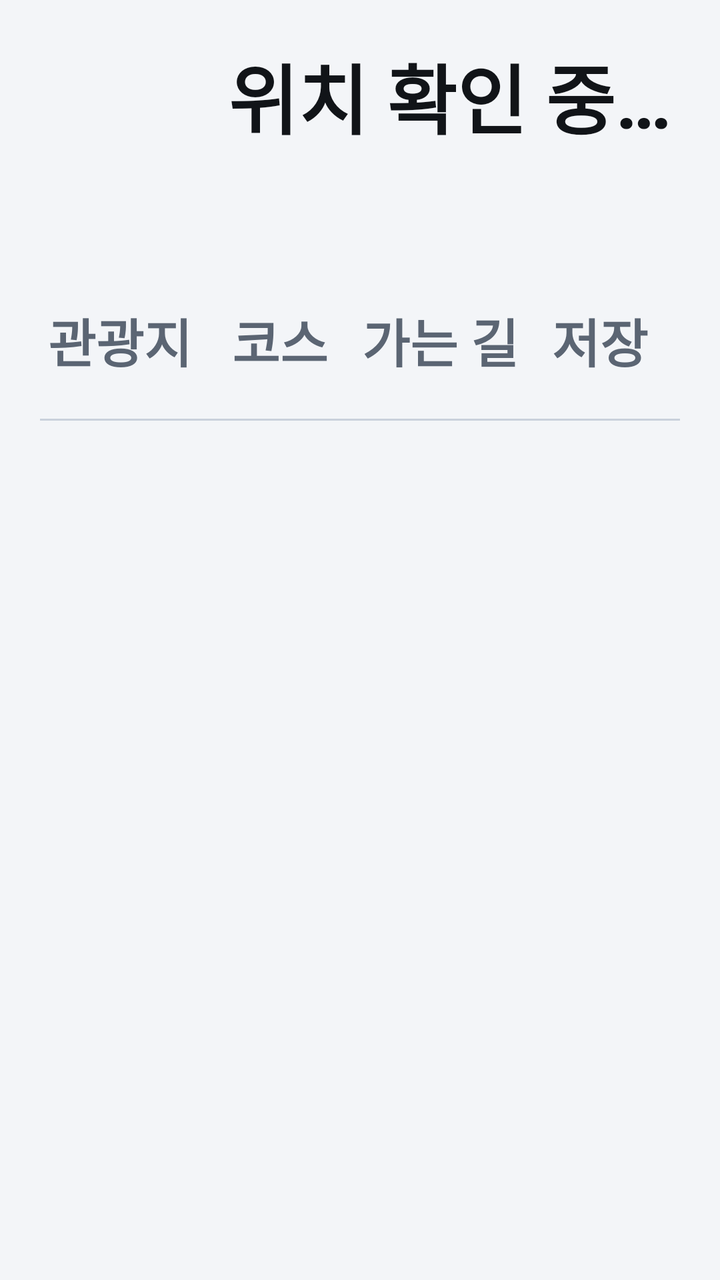
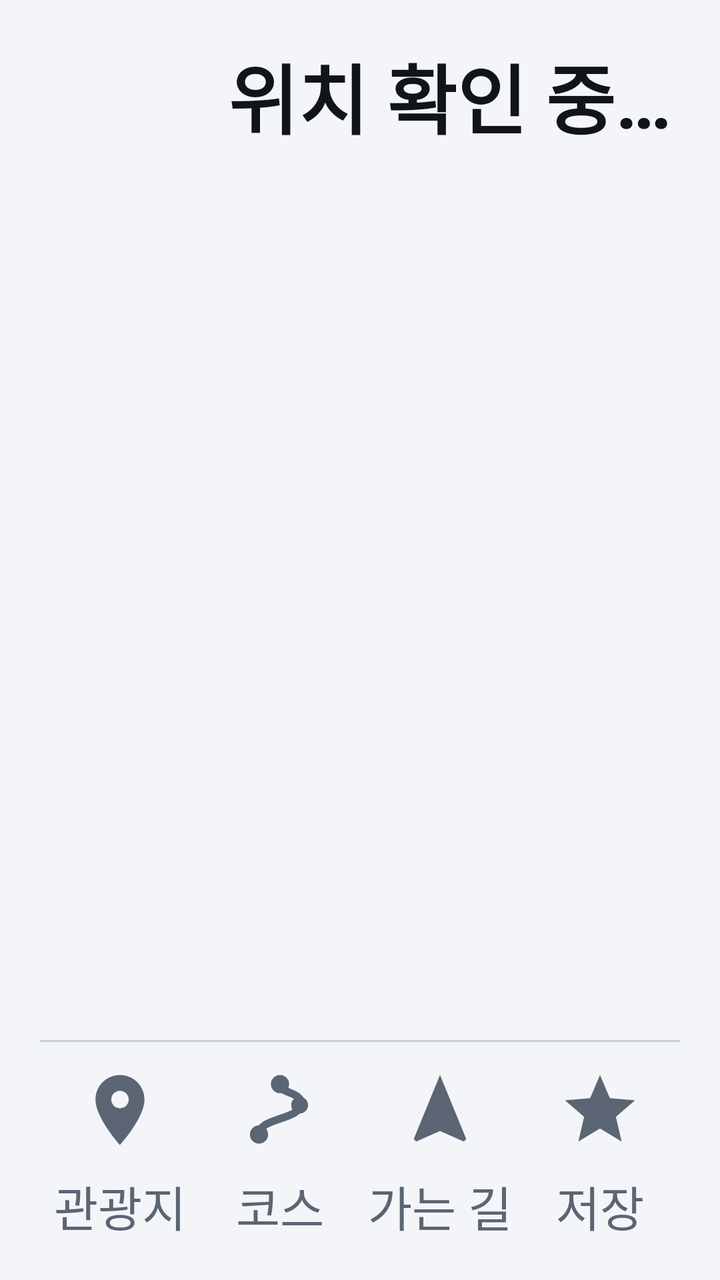

Two renders of the same Android screen: before a commit and after it. Below are the layout's source before the change and the commit's diff.
<!-- AndroidManifest.xml: application theme AppTheme -->
<!-- res/layout/activity_main.xml -->
<?xml version="1.0" encoding="utf-8"?>
<LinearLayout xmlns:android="http://schemas.android.com/apk/res/android"
    android:layout_width="match_parent"
    android:layout_height="match_parent"
    android:background="@color/bg"
    android:orientation="vertical"
    android:padding="20dp">

    
    <LinearLayout
        android:layout_width="match_parent"
        android:layout_height="wrap_content"
        android:gravity="center_vertical"
        android:orientation="horizontal">

        <ImageView
            android:layout_width="76dp"
            android:layout_height="76dp"
            android:layout_marginEnd="18dp"
            android:importantForAccessibility="no"
            android:src="@mipmap/ic_launcher" />

        <LinearLayout
            android:layout_width="0dp"
            android:layout_height="wrap_content"
            android:layout_weight="1"
            android:orientation="vertical">

            <TextView
                android:id="@+id/regionText"
                android:layout_width="wrap_content"
                android:layout_height="wrap_content"
                android:text="위치 확인 중…"
                android:textColor="@color/text_primary"
                android:textSize="38sp"
                android:textStyle="bold" />

            <TextView
                android:id="@+id/statusText"
                android:layout_width="wrap_content"
                android:layout_height="wrap_content"
                android:layout_marginTop="4dp"
                android:maxLines="1"
                android:ellipsize="end"
                android:textColor="@color/text_secondary"
                android:textSize="26sp" />
        </LinearLayout>
    </LinearLayout>

    <LinearLayout
        android:layout_width="match_parent"
        android:layout_height="wrap_content"
        android:layout_marginTop="16dp"
        android:background="@drawable/tab_group_bg"
        android:orientation="horizontal">

        <Button
            android:id="@+id/tabAttractions"
            style="?android:attr/borderlessButtonStyle"
            android:background="@drawable/tab_bg"
            android:stateListAnimator="@null"
            android:textAllCaps="false"
            android:textColor="@color/tab_text"
            android:textStyle="bold"
            android:layout_width="0dp"
            android:layout_height="80dp"
            android:layout_weight="1"
            android:text="관광지"
            android:textSize="26sp" />

        <Button
            android:id="@+id/tabCourses"
            style="?android:attr/borderlessButtonStyle"
            android:background="@drawable/tab_bg"
            android:stateListAnimator="@null"
            android:textAllCaps="false"
            android:textColor="@color/tab_text"
            android:textStyle="bold"
            android:layout_width="0dp"
            android:layout_height="80dp"
            android:layout_weight="1"
            android:text="코스"
            android:textSize="26sp" />

        <Button
            android:id="@+id/tabUpcoming"
            style="?android:attr/borderlessButtonStyle"
            android:background="@drawable/tab_bg"
            android:stateListAnimator="@null"
            android:textAllCaps="false"
            android:textColor="@color/tab_text"
            android:textStyle="bold"
            android:layout_width="0dp"
            android:layout_height="80dp"
            android:layout_weight="1"
            android:text="가는 길"
            android:textSize="26sp" />

        <Button
            android:id="@+id/tabSaved"
            style="?android:attr/borderlessButtonStyle"
            android:background="@drawable/tab_bg"
            android:stateListAnimator="@null"
            android:textAllCaps="false"
            android:textColor="@color/tab_text"
            android:textStyle="bold"
            android:layout_width="0dp"
            android:layout_height="80dp"
            android:layout_weight="1"
            android:text="저장"
            android:textSize="26sp" />
    </LinearLayout>

    <ScrollView
        android:layout_width="match_parent"
        android:layout_height="0dp"
        android:layout_marginTop="12dp"
        android:layout_weight="1">

        <LinearLayout
            android:id="@+id/listContainer"
            android:layout_width="match_parent"
            android:layout_height="wrap_content"
            android:orientation="vertical" />
    </ScrollView>
</LinearLayout>
<!-- resources referenced by this layout -->
<resources>
  <color name="bg">#F3F5F8</color>
  <color name="text_primary">#111418</color>
  <color name="text_secondary">#5B6573</color>
  <!-- drawable tab_bg (drawable) -->
  <?xml version="1.0" encoding="utf-8"?>
  <selector xmlns:android="http://schemas.android.com/apk/res/android">
      <item android:state_selected="true">
          <layer-list>
              <item
                  android:height="4dp"
                  android:gravity="bottom">
                  <shape>
                      <solid android:color="@color/text_primary" />
                      <corners android:radius="2dp" />
                  </shape>
              </item>
          </layer-list>
      </item>
      <item android:state_pressed="true">
          <shape>
              <solid android:color="@color/pressed" />
          </shape>
      </item>
      <item android:drawable="@android:color/transparent" />
  </selector>
  <!-- drawable tab_group_bg (drawable) -->
  <?xml version="1.0" encoding="utf-8"?>
  <layer-list xmlns:android="http://schemas.android.com/apk/res/android">
      <item
          android:height="1dp"
          android:gravity="bottom">
          <shape>
              <solid android:color="@color/outline" />
          </shape>
      </item>
  </layer-list>
  <!-- mipmap ic_launcher (mipmap-anydpi-v26) -->
  <?xml version="1.0" encoding="utf-8"?>
  <adaptive-icon xmlns:android="http://schemas.android.com/apk/res/android">
      <background android:drawable="@drawable/ic_launcher_background" />
      <foreground android:drawable="@drawable/ic_launcher_foreground" />
  </adaptive-icon>
  <style name="AppTheme" parent="@android:style/Theme.DeviceDefault.DayNight">
          <item name="android:windowActionBar">false</item>
          <item name="android:windowNoTitle">true</item>
          <item name="android:windowBackground">@color/bg</item>
          <item name="android:colorAccent">@color/accent</item>
      </style>
  <color name="pressed">#E3E8EE</color>
  <color name="outline">#C9D1DB</color>
  <color name="accent">#5BA8F5</color>
  <!-- unchanged entries left out for length: 2 -->
</resources>

<!-- the commit's change to res/layout/activity_main.xml (unified diff, before → after) -->
@@ -4,7 +4,8 @@
     android:layout_height="match_parent"
     android:background="@color/bg"
     android:orientation="vertical"
-    android:padding="20dp">
+    android:paddingHorizontal="20dp"
+    android:paddingTop="20dp">
 
     
     <LinearLayout
@@ -47,69 +48,6 @@
         </LinearLayout>
     </LinearLayout>
 
-    <LinearLayout
-        android:layout_width="match_parent"
-        android:layout_height="wrap_content"
-        android:layout_marginTop="16dp"
-        android:background="@drawable/tab_group_bg"
-        android:orientation="horizontal">
-
-        <Button
-            android:id="@+id/tabAttractions"
-            style="?android:attr/borderlessButtonStyle"
-            android:background="@drawable/tab_bg"
-            android:stateListAnimator="@null"
-            android:textAllCaps="false"
-            android:textColor="@color/tab_text"
-            android:textStyle="bold"
-            android:layout_width="0dp"
-            android:layout_height="80dp"
-            android:layout_weight="1"
-            android:text="관광지"
-            android:textSize="26sp" />
-
-        <Button
-            android:id="@+id/tabCourses"
-            style="?android:attr/borderlessButtonStyle"
-            android:background="@drawable/tab_bg"
-            android:stateListAnimator="@null"
-            android:textAllCaps="false"
-            android:textColor="@color/tab_text"
-            android:textStyle="bold"
-            android:layout_width="0dp"
-            android:layout_height="80dp"
-            android:layout_weight="1"
-            android:text="코스"
-            android:textSize="26sp" />
-
-        <Button
-            android:id="@+id/tabUpcoming"
-            style="?android:attr/borderlessButtonStyle"
-            android:background="@drawable/tab_bg"
-            android:stateListAnimator="@null"
-            android:textAllCaps="false"
-            android:textColor="@color/tab_text"
-            android:textStyle="bold"
-            android:layout_width="0dp"
-            android:layout_height="80dp"
-            android:layout_weight="1"
-            android:text="가는 길"
-            android:textSize="26sp" />
-
-        <Button
-            android:id="@+id/tabSaved"
-            style="?android:attr/borderlessButtonStyle"
-            android:background="@drawable/tab_bg"
-            android:stateListAnimator="@null"
-            android:textAllCaps="false"
-            android:textColor="@color/tab_text"
-            android:textStyle="bold"
-            android:layout_width="0dp"
-            android:layout_height="80dp"
-            android:layout_weight="1"
-            android:text="저장"
-            android:textSize="26sp" />
-    </LinearLayout>
 
     <ScrollView
         android:layout_width="match_parent"
@@ -123,4 +61,89 @@
             android:layout_height="wrap_content"
             android:orientation="vertical" />
     </ScrollView>
+    
+    <LinearLayout
+        android:id="@+id/tabBar"
+        android:layout_width="match_parent"
+        android:layout_height="120dp"
+        android:layout_marginTop="8dp"
+        android:background="@drawable/bottom_tab_bar_bg"
+        android:orientation="horizontal">
+
+        <Button
+            android:id="@+id/tabAttractions"
+            style="?android:attr/borderlessButtonStyle"
+            android:layout_width="0dp"
+            android:layout_height="match_parent"
+            android:layout_weight="1"
+            android:layout_marginVertical="6dp"
+            android:background="@drawable/bottom_tab_bg"
+            android:drawableTop="@drawable/tab_ic_place"
+            android:drawablePadding="4dp"
+            android:drawableTint="@color/tab_text"
+            android:gravity="center"
+            android:paddingVertical="8dp"
+            android:stateListAnimator="@null"
+            android:text="관광지"
+            android:textAllCaps="false"
+            android:textColor="@color/tab_text"
+            android:textSize="24sp" />
+
+        <Button
+            android:id="@+id/tabCourses"
+            style="?android:attr/borderlessButtonStyle"
+            android:layout_width="0dp"
+            android:layout_height="match_parent"
+            android:layout_weight="1"
+            android:layout_marginVertical="6dp"
+            android:background="@drawable/bottom_tab_bg"
+            android:drawableTop="@drawable/tab_ic_course"
+            android:drawablePadding="4dp"
+            android:drawableTint="@color/tab_text"
+            android:gravity="center"
+            android:paddingVertical="8dp"
+            android:stateListAnimator="@null"
+            android:text="코스"
+            android:textAllCaps="false"
+            android:textColor="@color/tab_text"
+            android:textSize="24sp" />
+
+        <Button
+            android:id="@+id/tabUpcoming"
+            style="?android:attr/borderlessButtonStyle"
+            android:layout_width="0dp"
+            android:layout_height="match_parent"
+            android:layout_weight="1"
+            android:layout_marginVertical="6dp"
+            android:background="@drawable/bottom_tab_bg"
+            android:drawableTop="@drawable/tab_ic_upcoming"
+            android:drawablePadding="4dp"
+            android:drawableTint="@color/tab_text"
+            android:gravity="center"
+            android:paddingVertical="8dp"
+            android:stateListAnimator="@null"
+            android:text="가는 길"
+            android:textAllCaps="false"
+            android:textColor="@color/tab_text"
+            android:textSize="24sp" />
+
+        <Button
+            android:id="@+id/tabSaved"
+            style="?android:attr/borderlessButtonStyle"
+            android:layout_width="0dp"
+            android:layout_height="match_parent"
+            android:layout_weight="1"
+            android:layout_marginVertical="6dp"
+            android:background="@drawable/bottom_tab_bg"
+            android:drawableTop="@drawable/tab_ic_saved"
+            android:drawablePadding="4dp"
+            android:drawableTint="@color/tab_text"
+            android:gravity="center"
+            android:paddingVertical="8dp"
+            android:stateListAnimator="@null"
+            android:text="저장"
+            android:textAllCaps="false"
+            android:textColor="@color/tab_text"
+            android:textSize="24sp" />
+    </LinearLayout>
 </LinearLayout>
<!-- resource entries referenced after the edit -->
@@ -3,39 +3,83 @@
   <color name="bg">#F3F5F8</color>
   <color name="text_primary">#111418</color>
   <color name="text_secondary">#5B6573</color>
-  <!-- drawable tab_bg (drawable) -->
+  <!-- drawable bottom_tab_bar_bg (drawable) -->
   <?xml version="1.0" encoding="utf-8"?>
-  <selector xmlns:android="http://schemas.android.com/apk/res/android">
-      <item android:state_selected="true">
-          <layer-list>
-              <item
-                  android:height="4dp"
-                  android:gravity="bottom">
-                  <shape>
-                      <solid android:color="@color/text_primary" />
-                      <corners android:radius="2dp" />
-                  </shape>
-              </item>
-          </layer-list>
-      </item>
-      <item android:state_pressed="true">
+  <layer-list xmlns:android="http://schemas.android.com/apk/res/android">
+      <item>
           <shape>
-              <solid android:color="@color/pressed" />
+              <solid android:color="@color/bg" />
           </shape>
       </item>
-      <item android:drawable="@android:color/transparent" />
-  </selector>
-  <!-- drawable tab_group_bg (drawable) -->
-  <?xml version="1.0" encoding="utf-8"?>
-  <layer-list xmlns:android="http://schemas.android.com/apk/res/android">
       <item
           android:height="1dp"
-          android:gravity="bottom">
+          android:gravity="top">
           <shape>
               <solid android:color="@color/outline" />
           </shape>
       </item>
   </layer-list>
+  <!-- drawable bottom_tab_bg (drawable) -->
+  <?xml version="1.0" encoding="utf-8"?>
+  <selector xmlns:android="http://schemas.android.com/apk/res/android">
+      <item android:state_pressed="true">
+          <shape>
+              <solid android:color="@color/pressed" />
+              <corners android:radius="16dp" />
+          </shape>
+      </item>
+      <item android:drawable="@android:color/transparent" />
+  </selector>
+  <!-- drawable tab_ic_course (drawable) -->
+  <?xml version="1.0" encoding="utf-8"?>
+  <vector xmlns:android="http://schemas.android.com/apk/res/android"
+      android:width="42dp"
+      android:height="42dp"
+      android:viewportWidth="24"
+      android:viewportHeight="24">
+      <path
+          android:pathData="M6,19 C6,14 18,15 18,10 C18,7 12,7 12,5"
+          android:strokeWidth="2.2"
+          android:strokeColor="#FFFFFFFF"
+          android:strokeLineCap="round"
+          android:fillColor="#00000000" />
+      <path android:fillColor="#FFFFFFFF" android:pathData="M6,19m-2.6,0a2.6,2.6 0,1 1,5.2 0a2.6,2.6 0,1 1,-5.2 0" />
+      <path android:fillColor="#FFFFFFFF" android:pathData="M17.6,10.6m-2.4,0a2.4,2.4 0,1 1,4.8 0a2.4,2.4 0,1 1,-4.8 0" />
+      <path android:fillColor="#FFFFFFFF" android:pathData="M12,4.6m-2.6,0a2.6,2.6 0,1 1,5.2 0a2.6,2.6 0,1 1,-5.2 0" />
+  </vector>
+  <!-- drawable tab_ic_place (drawable) -->
+  <?xml version="1.0" encoding="utf-8"?>
+  <vector xmlns:android="http://schemas.android.com/apk/res/android"
+      android:width="42dp"
+      android:height="42dp"
+      android:viewportWidth="24"
+      android:viewportHeight="24">
+      <path
+          android:fillColor="#FFFFFFFF"
+          android:pathData="M12,2C8.13,2 5,5.13 5,9c0,5.25 7,13 7,13s7,-7.75 7,-13c0,-3.87 -3.13,-7 -7,-7zM12,11.5c-1.38,0 -2.5,-1.12 -2.5,-2.5s1.12,-2.5 2.5,-2.5 2.5,1.12 2.5,2.5 -1.12,2.5 -2.5,2.5z" />
+  </vector>
+  <!-- drawable tab_ic_saved (drawable) -->
+  <?xml version="1.0" encoding="utf-8"?>
+  <vector xmlns:android="http://schemas.android.com/apk/res/android"
+      android:width="42dp"
+      android:height="42dp"
+      android:viewportWidth="24"
+      android:viewportHeight="24">
+      <path
+          android:fillColor="#FFFFFFFF"
+          android:pathData="M12,17.27L18.18,21l-1.64,-7.03L22,9.24l-7.19,-0.61L12,2 9.19,8.63 2,9.24l5.46,4.73L5.82,21z" />
+  </vector>
+  <!-- drawable tab_ic_upcoming (drawable) -->
+  <?xml version="1.0" encoding="utf-8"?>
+  <vector xmlns:android="http://schemas.android.com/apk/res/android"
+      android:width="42dp"
+      android:height="42dp"
+      android:viewportWidth="24"
+      android:viewportHeight="24">
+      <path
+          android:fillColor="#FFFFFFFF"
+          android:pathData="M12,2L4.5,20.29l0.71,0.71L12,18l6.79,3l0.71,-0.71z" />
+  </vector>
   <!-- mipmap ic_launcher (mipmap-anydpi-v26) -->
   <?xml version="1.0" encoding="utf-8"?>
   <adaptive-icon xmlns:android="http://schemas.android.com/apk/res/android">
